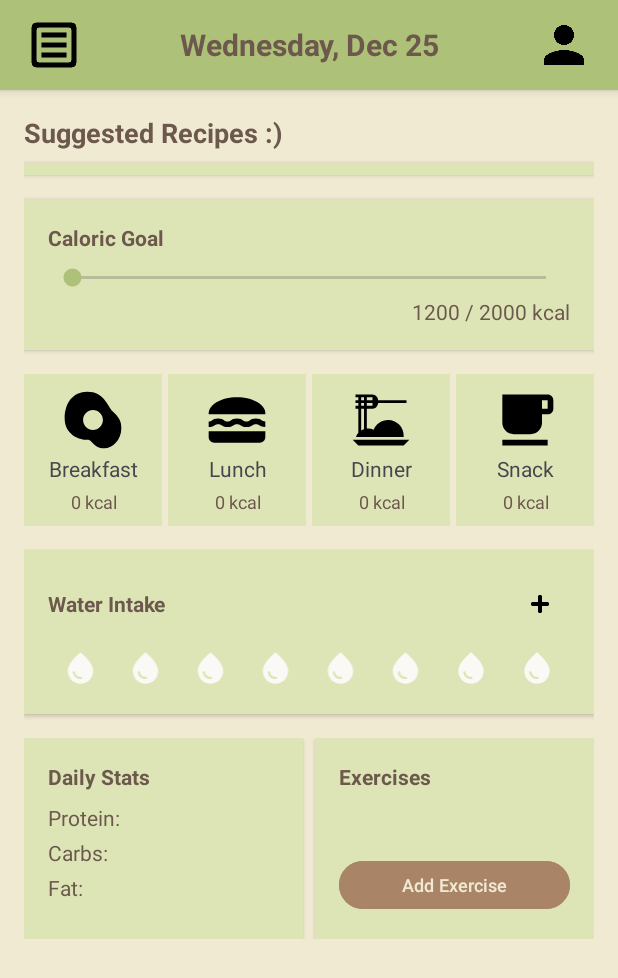
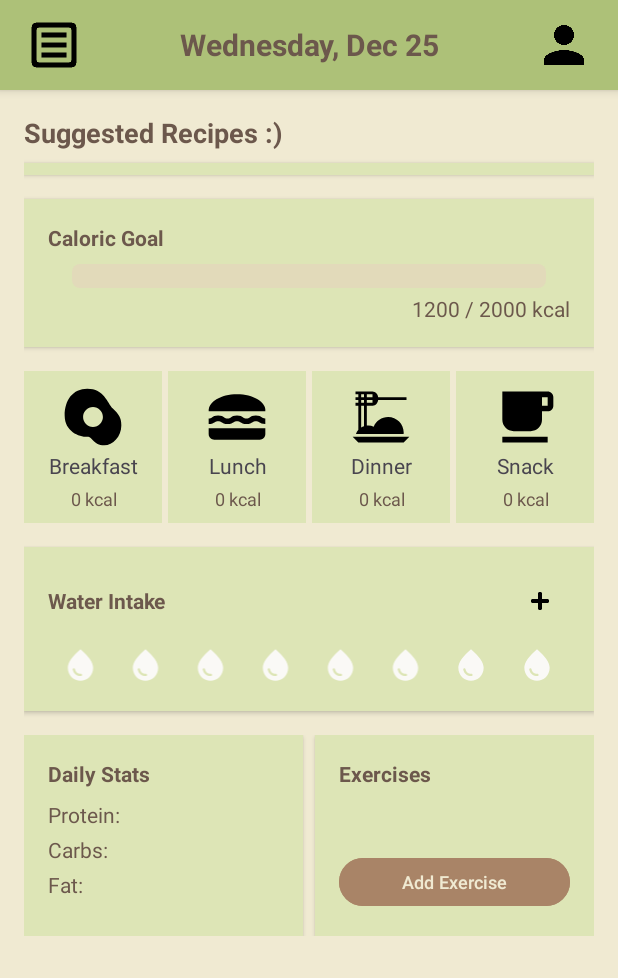
Before and after one commit to Omieron/NutritionTrackingApp, an Android app: the screen it shows after launch (MainActivity), on a phone screen of 412 x 824 dp. Shown: the top 978 px of the screen. Run offline under Robolectric (Android 15) with nearby library versions, the phone set to English and light mode, and no system bars; our stand-ins replace Room's generated code; libraries missing offline, so code that uses them is left out: com.daimajia.androidanimations.

Commit message:
Caloric Goal seekbar is working

```diff
--- a/app/src/main/java/com/group20/nutritiontrackingapp/MainActivity.kt
+++ b/app/src/main/java/com/group20/nutritiontrackingapp/MainActivity.kt
@@ -6,8 +6,11 @@ import android.content.Context
 import android.content.Intent
 import android.media.MediaPlayer
 import android.os.Bundle
+import android.os.Handler
+import android.os.Looper
 import android.text.Editable
 import android.text.TextWatcher
+import android.util.Log
 import android.view.View
 import android.widget.ImageView
 import android.widget.Toast
@@ -23,6 +26,7 @@ import com.group20.nutritiontrackingapp.databinding.ActivityMainBinding
 import com.group20.nutritiontrackingapp.databinding.ExerciseDialogBinding
 import com.group20.nutritiontrackingapp.db.AppDatabase
 import com.group20.nutritiontrackingapp.db.Exercise
+import com.group20.nutritiontrackingapp.db.Meal
 import com.group20.nutritiontrackingapp.db.Recipe
 import com.group20.nutritiontrackingapp.retrofitRecipe.ApiClient2
 import com.group20.nutritiontrackingapp.retrofitRecipe.RecipeService
@@ -34,6 +38,7 @@ import java.util.Locale
 import retrofit2.Call
 import retrofit2.Callback
 import retrofit2.Response
+import kotlin.math.max
 
 class MainActivity : AppCompatActivity(),ExerciseCustomRecyclerViewAdapter.ExerciseAdapterInterface {
 
@@ -49,6 +54,10 @@ class MainActivity : AppCompatActivity(),ExerciseCustomRecyclerViewAdapter.Exerc
     private var activeMinutes: Int = 0
     private var waterCount = 0
     private lateinit var waterGlasses: List<ImageView>
+    private lateinit var handler: Handler
+    private lateinit var runnable: Runnable
+    private var progress = 0
+    private var maxProg = 0
     private val PREFS_NAME = "ExercisePrefs"
     private val KEY_CALORIES_BURNED = "caloriesBurned"
     private val KEY_ACTIVE_MINUTES = "activeMinutes"
@@ -90,6 +99,25 @@ class MainActivity : AppCompatActivity(),ExerciseCustomRecyclerViewAdapter.Exerc
                 .duration(700)            // Duration in milliseconds
                 .playOn(binding.animatedText)
         }
+
+        //Seekbar Logic
+        binding.calorieSeekBar.isEnabled = false
+        binding.calorieSeekBar.thumb = null
+        val seekbarDuration = 1
+        maxProg = getCalories(db.mealDao().getAllMeals())
+        handler = Handler(Looper.getMainLooper())
+        runnable = object : Runnable {
+            override fun run() {
+                if(progress < maxProg) {
+                    binding.calorieSeekBar.progress = progress
+                    binding.calorieText.text = "${maxProg} / 2000 kcal"
+                    progress+=3
+                    handler.postDelayed(this, (seekbarDuration / maxProg).toLong())
+                }
+            }
+        }
+        handler.post(runnable)
+
 
         binding.profileButton.setOnClickListener {
             val intent = Intent(this, PersonActivity::class.java)
@@ -205,7 +233,12 @@ class MainActivity : AppCompatActivity(),ExerciseCustomRecyclerViewAdapter.Exerc
         binding.currentDate.text = currentDate
     }
 
-
+    override fun onResume() {
+        super.onResume()
+        maxProg = getCalories(db.mealDao().getAllMeals())
+        progress = 0
+        handler.post(runnable)
+    }
 
     fun openMealActivity(mealType: String) {
         val intent = Intent(this, MealActivity::class.java)
@@ -426,6 +459,16 @@ class MainActivity : AppCompatActivity(),ExerciseCustomRecyclerViewAdapter.Exerc
         updateExerciseStats()
     }
 
+    // Get meal Calories
+    private fun getCalories(meals : MutableList<Meal>):Int{
+        var sumOfCal = 0
+        if(meals.isNotEmpty())
+            for (meal in meals) {
+                sumOfCal += meal.calories
+            }
+        return sumOfCal
+    }
+
     // Create Toast Message
     private fun createToastMessage(str:String) {
         Toast.makeText(this@MainActivity, str, Toast.LENGTH_SHORT).show()
--- /dev/null
+++ b/app/src/main/res/drawable/seekbar_background.xml
@@ -0,0 +1,20 @@
+<?xml version="1.0" encoding="utf-8"?>
+<layer-list xmlns:android="http://schemas.android.com/apk/res/android">
+
+    <item android:id="@android:id/background">
+        <shape>
+            <solid android:color="@color/Eggshell_White" />
+            <corners android:radius="5dp"/>
+        </shape>
+    </item>
+
+
+    <item android:id="@android:id/progress">
+        <clip>
+            <shape>
+                <solid android:color="@color/Warm_Taupe_Brown" />
+                <corners android:radius="5dp"/>
+            </shape>
+        </clip>
+    </item>
+</layer-list>
--- a/app/src/main/res/layout/activity_main.xml
+++ b/app/src/main/res/layout/activity_main.xml
@@ -109,8 +109,9 @@
                     android:id="@+id/calorieSeekBar"
                     android:layout_width="match_parent"
                     android:layout_height="wrap_content"
-                    android:progressTint="@color/Muted_Olive_Green"
-                    android:thumbTint="@color/Muted_Olive_Green" />
+                    android:max="2000"
+                    android:progressDrawable="@drawable/seekbar_background"
+                    android:progress="0"/>
 
                 <TextView
                     android:id="@+id/calorieText"
```
